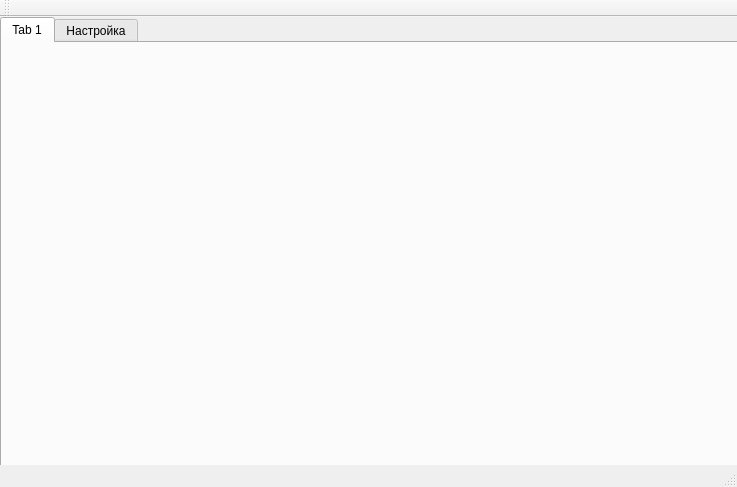
This is src/mainwindow.ui in moevm/gui-1h2018-17 as Qt 5 draws it before an edit. The edited form follows.
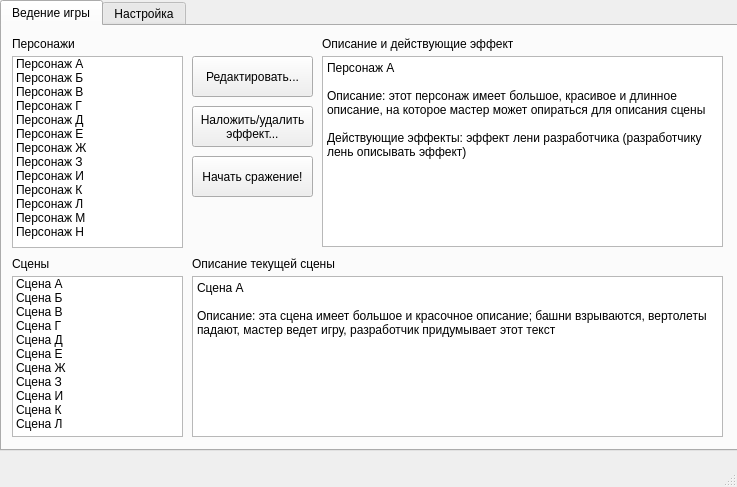
This is the edited form. The open tabs and pages were chosen to show the change.

Commit message: main master's tab

```diff
--- a/src/mainwindow.ui
+++ b/src/mainwindow.ui
@@ -28,8 +28,284 @@
     </property>
     <widget class="QWidget" name="tab">
      <attribute name="title">
-      <string>Tab 1</string>
+      <string>Ведение игры</string>
      </attribute>
+     <widget class="QListWidget" name="characters_list">
+      <property name="geometry">
+       <rect>
+        <x>10</x>
+        <y>30</y>
+        <width>171</width>
+        <height>192</height>
+       </rect>
+      </property>
+      <item>
+       <property name="text">
+        <string>Персонаж А</string>
+       </property>
+      </item>
+      <item>
+       <property name="text">
+        <string>Персонаж Б</string>
+       </property>
+      </item>
+      <item>
+       <property name="text">
+        <string>Персонаж В</string>
+       </property>
+      </item>
+      <item>
+       <property name="text">
+        <string>Персонаж Г</string>
+       </property>
+      </item>
+      <item>
+       <property name="text">
+        <string>Персонаж Д</string>
+       </property>
+      </item>
+      <item>
+       <property name="text">
+        <string>Персонаж Е</string>
+       </property>
+      </item>
+      <item>
+       <property name="text">
+        <string>Персонаж Ж</string>
+       </property>
+      </item>
+      <item>
+       <property name="text">
+        <string>Персонаж З</string>
+       </property>
+      </item>
+      <item>
+       <property name="text">
+        <string>Персонаж И</string>
+       </property>
+      </item>
+      <item>
+       <property name="text">
+        <string>Персонаж К</string>
+       </property>
+      </item>
+      <item>
+       <property name="text">
+        <string>Персонаж Л</string>
+       </property>
+      </item>
+      <item>
+       <property name="text">
+        <string>Персонаж М</string>
+       </property>
+      </item>
+      <item>
+       <property name="text">
+        <string>Персонаж Н</string>
+       </property>
+      </item>
+     </widget>
+     <widget class="QLabel" name="label_5">
+      <property name="geometry">
+       <rect>
+        <x>10</x>
+        <y>10</y>
+        <width>71</width>
+        <height>16</height>
+       </rect>
+      </property>
+      <property name="text">
+       <string>Персонажи</string>
+      </property>
+     </widget>
+     <widget class="QPushButton" name="button_editchar">
+      <property name="geometry">
+       <rect>
+        <x>190</x>
+        <y>30</y>
+        <width>121</width>
+        <height>41</height>
+       </rect>
+      </property>
+      <property name="text">
+       <string>Редактировать...</string>
+      </property>
+     </widget>
+     <widget class="QPushButton" name="button_editeffects">
+      <property name="geometry">
+       <rect>
+        <x>190</x>
+        <y>80</y>
+        <width>121</width>
+        <height>41</height>
+       </rect>
+      </property>
+      <property name="text">
+       <string>Наложить/удалить
+эффект...</string>
+      </property>
+     </widget>
+     <widget class="QPushButton" name="button_fight">
+      <property name="geometry">
+       <rect>
+        <x>190</x>
+        <y>130</y>
+        <width>121</width>
+        <height>41</height>
+       </rect>
+      </property>
+      <property name="text">
+       <string>Начать сражение!</string>
+      </property>
+     </widget>
+     <widget class="QPlainTextEdit" name="character_text">
+      <property name="geometry">
+       <rect>
+        <x>320</x>
+        <y>30</y>
+        <width>401</width>
+        <height>191</height>
+       </rect>
+      </property>
+      <property name="horizontalScrollBarPolicy">
+       <enum>Qt::ScrollBarAlwaysOff</enum>
+      </property>
+      <property name="readOnly">
+       <bool>true</bool>
+      </property>
+      <property name="plainText">
+       <string>Персонаж А
+
+Описание: этот персонаж имеет большое, красивое и длинное описание, на которое мастер может опираться для описания сцены
+
+Действующие эффекты: эффект лени разработчика (разработчику лень описывать эффект)</string>
+      </property>
+     </widget>
+     <widget class="QLabel" name="label_6">
+      <property name="geometry">
+       <rect>
+        <x>320</x>
+        <y>10</y>
+        <width>191</width>
+        <height>16</height>
+       </rect>
+      </property>
+      <property name="text">
+       <string>Описание и действующие эффекты</string>
+      </property>
+     </widget>
+     <widget class="QListWidget" name="scenes_list">
+      <property name="geometry">
+       <rect>
+        <x>10</x>
+        <y>250</y>
+        <width>171</width>
+        <height>161</height>
+       </rect>
+      </property>
+      <item>
+       <property name="text">
+        <string>Сцена А</string>
+       </property>
+      </item>
+      <item>
+       <property name="text">
+        <string>Сцена Б</string>
+       </property>
+      </item>
+      <item>
+       <property name="text">
+        <string>Сцена В</string>
+       </property>
+      </item>
+      <item>
+       <property name="text">
+        <string>Сцена Г</string>
+       </property>
+      </item>
+      <item>
+       <property name="text">
+        <string>Сцена Д</string>
+       </property>
+      </item>
+      <item>
+       <property name="text">
+        <string>Сцена Е</string>
+       </property>
+      </item>
+      <item>
+       <property name="text">
+        <string>Сцена Ж</string>
+       </property>
+      </item>
+      <item>
+       <property name="text">
+        <string>Сцена З</string>
+       </property>
+      </item>
+      <item>
+       <property name="text">
+        <string>Сцена И</string>
+       </property>
+      </item>
+      <item>
+       <property name="text">
+        <string>Сцена К</string>
+       </property>
+      </item>
+      <item>
+       <property name="text">
+        <string>Сцена Л</string>
+       </property>
+      </item>
+     </widget>
+     <widget class="QLabel" name="label_7">
+      <property name="geometry">
+       <rect>
+        <x>10</x>
+        <y>230</y>
+        <width>71</width>
+        <height>16</height>
+       </rect>
+      </property>
+      <property name="text">
+       <string>Сцены</string>
+      </property>
+     </widget>
+     <widget class="QPlainTextEdit" name="scene_text">
+      <property name="geometry">
+       <rect>
+        <x>190</x>
+        <y>250</y>
+        <width>531</width>
+        <height>161</height>
+       </rect>
+      </property>
+      <property name="horizontalScrollBarPolicy">
+       <enum>Qt::ScrollBarAlwaysOff</enum>
+      </property>
+      <property name="readOnly">
+       <bool>true</bool>
+      </property>
+      <property name="plainText">
+       <string>Сцена А
+
+Описание: эта сцена имеет большое и красочное описание; башни взрываются, вертолеты падают, мастер ведет игру, разработчик придумывает этот текст</string>
+      </property>
+     </widget>
+     <widget class="QLabel" name="label_8">
+      <property name="geometry">
+       <rect>
+        <x>190</x>
+        <y>230</y>
+        <width>191</width>
+        <height>16</height>
+       </rect>
+      </property>
+      <property name="text">
+       <string>Описание текущей сцены</string>
+      </property>
+     </widget>
     </widget>
     <widget class="QWidget" name="tab_2">
      <attribute name="title">
@@ -482,14 +758,6 @@
     </rect>
    </property>
   </widget>
-  <widget class="QToolBar" name="mainToolBar">
-   <attribute name="toolBarArea">
-    <enum>TopToolBarArea</enum>
-   </attribute>
-   <attribute name="toolBarBreak">
-    <bool>false</bool>
-   </attribute>
-  </widget>
   <widget class="QStatusBar" name="statusBar"/>
  </widget>
  <layoutdefault spacing="6" margin="11"/>
```
Left out of the diff: 4 changed lines with no effect on the pictures. The commit also changes 14 other files.
